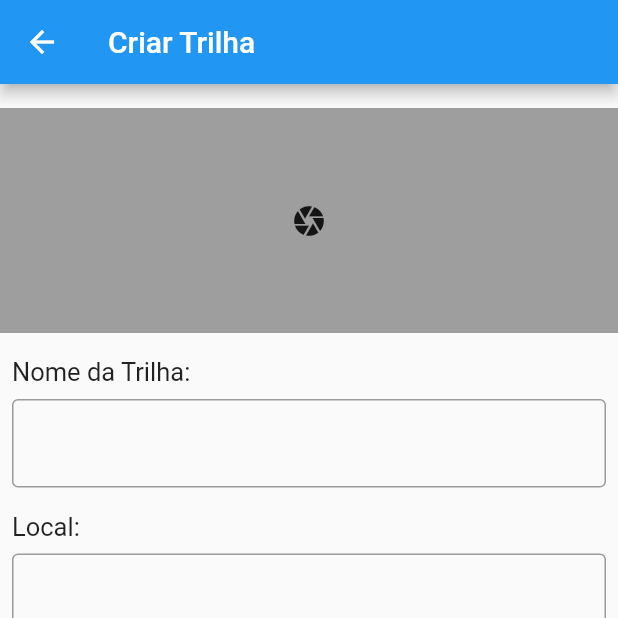
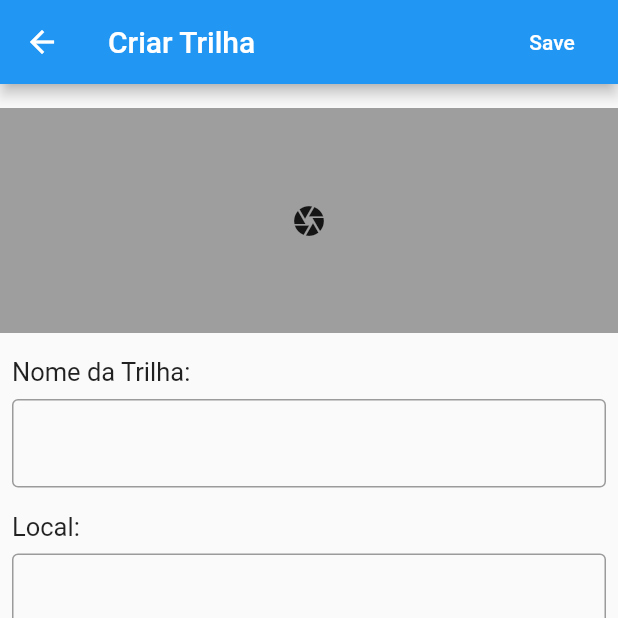
Before and after one commit to levyanjos/Zootracker, a Flutter app: the CreateTrails screen opened directly, on a phone screen of 412 x 824 dp, the top half of it. Run offline on Flutter 3.47's test engine with Material 2 defaults, Android fonts, the phone set to English and light mode, and no system bars; our stand-ins replace image_picker; network calls fail.

Commit message:
Basic save button action created

```diff
--- a/lib/View/Components/Bars/CustomNavBar.dart
+++ b/lib/View/Components/Bars/CustomNavBar.dart
@@ -9,12 +9,18 @@ class CustomNavBar extends StatelessWidget {
   final TextStyle style;
   final String uniqueHeroTag;
   final Widget body;
+  final Widget trailing;
+  final Widget leading;
+  final List<Widget> actions;
 
   CustomNavBar({
     this.text,
     this.style,
     this.uniqueHeroTag,
     this.body,
+    this.trailing,
+    this.leading,
+    this.actions
   });
 
   @override
@@ -27,6 +33,7 @@ class CustomNavBar extends StatelessWidget {
             text,
             style: style,
           ),
+          actions: actions,
         ),
         body: body,
       );
@@ -39,6 +46,8 @@ class CustomNavBar extends StatelessWidget {
             text,
             style: style,
           ),
+          trailing: trailing,
+          leading: leading,
         ),
         child: body,
       );
--- a/lib/View/CreateTrails/CreateTrails.dart
+++ b/lib/View/CreateTrails/CreateTrails.dart
@@ -1,5 +1,7 @@
 import 'dart:io';
+import 'package:flutter/cupertino.dart';
 import 'package:flutter/material.dart';
+import 'package:zootracker/Model/Trail.dart';
 import 'package:zootracker/View/Components/Bars/CustomNavBar.dart';
 import 'package:zootracker/View/Components/Inputs/DateInputField.dart';
 import 'package:zootracker/View/Components/Inputs/CustomImagePicker.dart';
@@ -17,7 +19,8 @@ class CreateTrails extends StatefulWidget {
   _CreateTrailsState createState() => _CreateTrailsState(
       selectedDate: this.selectedDate,
       dateController: this.dateController,
-      trailBanner: this.trailBanner, titleController: this.titleController);
+      trailBanner: this.trailBanner,
+      titleController: this.titleController);
 }
 
 class _CreateTrailsState extends State<CreateTrails> {
@@ -29,7 +32,12 @@ class _CreateTrailsState extends State<CreateTrails> {
   File trailBanner;
 
   _CreateTrailsState(
-      {this.selectedDate, this.dateController, this.trailBanner, this.titleController, this.locationController, this.notesController});
+      {this.selectedDate,
+      this.dateController,
+      this.trailBanner,
+      this.titleController,
+      this.locationController,
+      this.notesController});
 
   @override
   Widget build(BuildContext context) {
@@ -67,6 +75,35 @@ class _CreateTrailsState extends State<CreateTrails> {
             ),
           ),
         ),
-        ));
+      ),
+      trailing: GestureDetector(
+        onTap: () {
+          if (titleController.text != "") {
+            var trail = Trail(title: titleController.text, date: selectedDate);
+            mockTrails.add(trail);
+            Navigator.pop(context);
+          }
+        },
+        child: Text('Salvar',
+            style: TextStyle(
+              color: CupertinoColors.activeBlue,
+            )),
+      ),
+      actions: <Widget>[
+        FlatButton(
+          textColor: Colors.white,
+          onPressed: () {
+            if (titleController.text != "") {
+              var trail =
+              Trail(title: titleController.text, date: selectedDate);
+              mockTrails.add(trail);
+              Navigator.pop(context);
+            }
+          },
+          child: Text("Save"),
+          shape: CircleBorder(side: BorderSide(color: Colors.transparent)),
+        ),
+      ],
+    );
   }
 }
```
Lines whose indentation alone changed are shown as unchanged.
